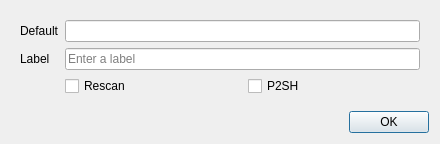
Old version of the form src/qt/forms/importdialog.ui in the repository KolbyML/gui.
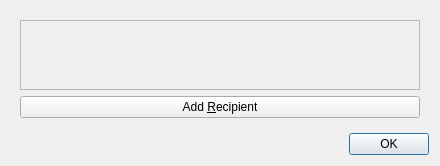
New version of the form. The open tabs and pages were chosen to show the change. Icons and pictures are not drawn.

Patch:
```diff
--- a/src/qt/forms/importdialog.ui
+++ b/src/qt/forms/importdialog.ui
@@ -96,6 +96,81 @@
         </item>
        </layout>
      </widget>
+     <widget class="QWidget" name="importEntries">
+      <layout class="QVBoxLayout" name="verticalLayout_5">
+       <property name="sizeConstraint">
+        <enum>QLayout::SetMinimumSize</enum>
+       </property>
+       <item>
+        <widget class="QScrollArea" name="scrollArea">
+         <property name="widgetResizable">
+          <bool>true</bool>
+         </property>
+         <widget class="QWidget" name="scrollAreaWidgetContents">
+          <property name="geometry">
+           <rect>
+            <x>0</x>
+            <y>0</y>
+            <width>830</width>
+            <height>104</height>
+           </rect>
+          </property>
+          <layout class="QVBoxLayout" name="verticalLayout_2" stretch="0,1">
+           <property name="leftMargin">
+            <number>0</number>
+           </property>
+           <property name="topMargin">
+            <number>0</number>
+           </property>
+           <property name="rightMargin">
+            <number>0</number>
+           </property>
+           <property name="bottomMargin">
+            <number>0</number>
+           </property>
+           <item>
+            <layout class="QVBoxLayout" name="entries">
+             <property name="spacing">
+              <number>6</number>
+             </property>
+            </layout>
+           </item>
+           <item>
+            <spacer name="verticalSpacer">
+             <property name="orientation">
+              <enum>Qt::Vertical</enum>
+             </property>
+             <property name="sizeHint" stdset="0">
+              <size>
+               <width>20</width>
+               <height>40</height>
+              </size>
+             </property>
+            </spacer>
+           </item>
+          </layout>
+         </widget>
+        </widget>
+       </item>
+       <item>
+        <widget class="QPushButton" name="addButton">
+         <property name="toolTip">
+          <string>Send to multiple recipients at once</string>
+         </property>
+         <property name="text">
+          <string>Add &amp;Recipient</string>
+         </property>
+         <property name="icon">
+          <iconset resource="../bitcoin.qrc">
+           <normaloff>:/icons/add</normaloff>:/icons/add</iconset>
+         </property>
+         <property name="autoDefault">
+          <bool>false</bool>
+         </property>
+        </widget>
+       </item>
+      </layout>
+     </widget>
     </widget>
    </item>
    <item>
```
